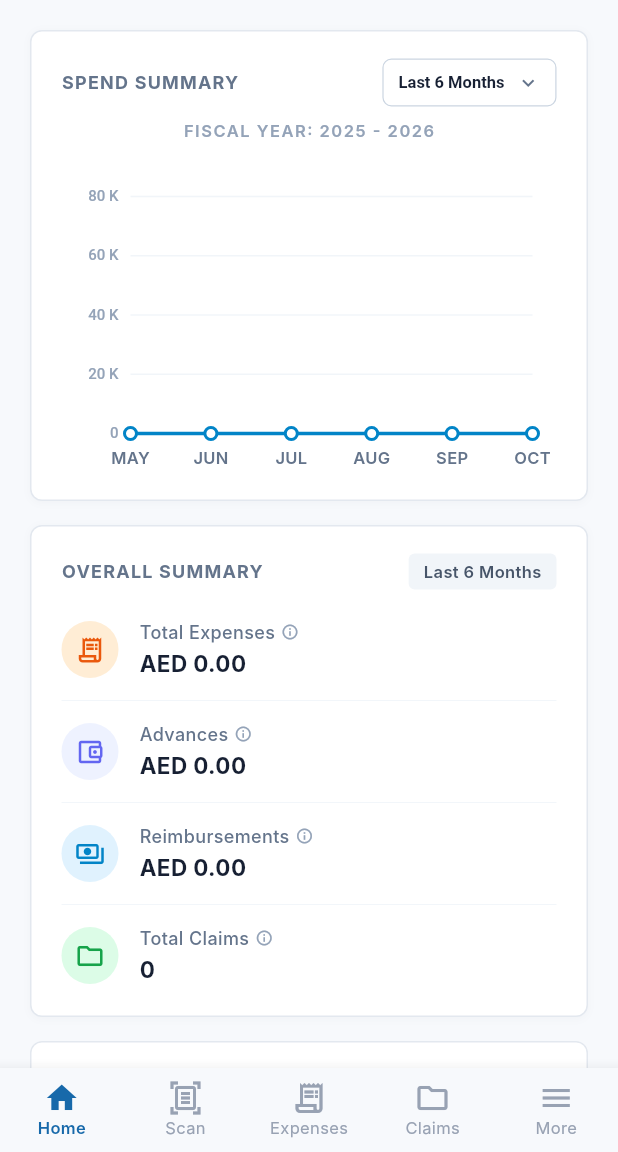
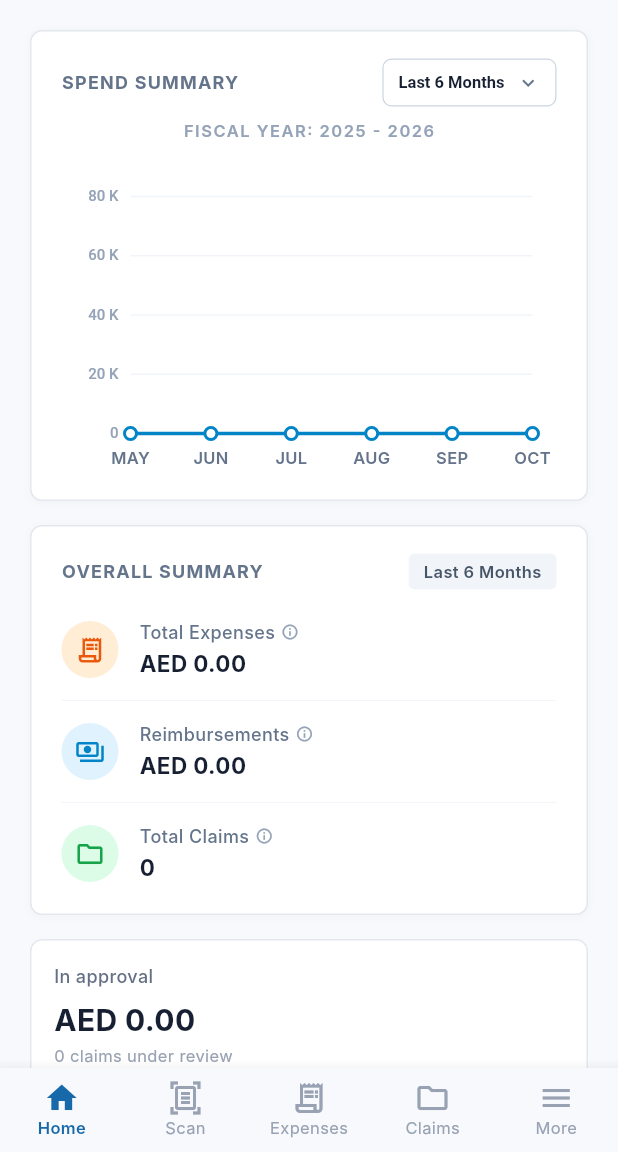
Before and after one commit to VaishalMalu-ALT-S/ASM-Expense-Reimbursement-Platform, a Flutter app: the DashboardScreen screen opened by its route, on a phone screen of 412 x 824 dp, the part 84-1236 px from its top. Run offline on Flutter 3.47's test engine with Material 3 defaults, Android fonts, the light colour scheme and no system bars; our stand-ins replace flutter_riverpod, go_router, image_picker, share_plus, supabase_flutter; missing offline and left inert: dart:html; accounts and stored records are empty; Roboto replaces fonts that are missing (Inter).

Commit message:
feat: completely remove cash advance entries from more menu and dashboard UI

```diff
--- a/mobile/lib/features/dashboard/dashboard_screen.dart
+++ b/mobile/lib/features/dashboard/dashboard_screen.dart
@@ -338,12 +338,10 @@ class _DashboardScreenState extends State<DashboardScreen> {
 
             final overallSummary = OverallSummaryCard(
               totalExpensesMinor: totalExpMinor,
-              advancesMinor: m.openAdvanceBalanceMinor,
               reimbursementsMinor: m.paidMinor,
               totalClaimsCount: _claims.length,
               periodLabel: _selectedPeriod,
               onTapExpenses: () => _go('/expenses'),
-              onTapAdvances: () => _go('/advances'),
               onTapReimbursements: () => _go('/claims'),
               onTapClaims: () => _go('/claims'),
             );
@@ -374,14 +372,23 @@ class _DashboardScreenState extends State<DashboardScreen> {
         LayoutBuilder(builder: (context, c) {
           final cols = c.maxWidth >= 900 ? 4 : (c.maxWidth >= 520 ? 2 : 1);
           final tiles = [
-            _Kpi(label: 'In approval', value: MoneyUtils.format(m.inReviewMinor), detail: '${m.inReviewCount} claims under review'),
-            _Kpi(label: 'Approved, awaiting payment', value: MoneyUtils.format(m.awaitingPaymentMinor), detail: '${m.awaitingPaymentCount} claims'),
-            _Kpi(label: 'Reimbursed', value: MoneyUtils.format(m.paidMinor), detail: '${m.paidCount} claims paid'),
             _Kpi(
-              label: 'Open cash advances',
-              value: MoneyUtils.format(m.openAdvanceBalanceMinor),
-              detail: '${m.openAdvanceCount} with unreconciled balance',
-              onTap: () => _go('/advances'),
+              label: 'In approval',
+              value: MoneyUtils.format(m.inReviewMinor),
+              detail: '${m.inReviewCount} claims under review',
+              onTap: () => _go('/claims'),
+            ),
+            _Kpi(
+              label: 'Approved, awaiting payment',
+              value: MoneyUtils.format(m.awaitingPaymentMinor),
+              detail: '${m.awaitingPaymentCount} claims',
+              onTap: () => _go('/claims'),
+            ),
+            _Kpi(
+              label: 'Reimbursed',
+              value: MoneyUtils.format(m.paidMinor),
+              detail: '${m.paidCount} claims paid',
+              onTap: () => _go('/claims'),
             ),
           ];
           return Wrap(
@@ -553,14 +560,6 @@ class _DashboardScreenState extends State<DashboardScreen> {
                   iconColor: AsmTheme.primaryNavy,
                   iconBg: const Color(0xFFE2E8F0),
                   onTap: () => _go('/claims/new'),
-                ),
-                _QuickActionTile(
-                  icon: Icons.account_balance_wallet_rounded,
-                  title: 'Cash Advance',
-                  subtitle: 'Request travel funds',
-                  iconColor: const Color(0xFF7C3AED),
-                  iconBg: const Color(0xFFF3E8FF),
-                  onTap: () => _go('/advances/new'),
                 ),
               ];
 
--- a/mobile/lib/shared/widgets/enterprise_shell.dart
+++ b/mobile/lib/shared/widgets/enterprise_shell.dart
@@ -214,7 +214,6 @@ class _EnterpriseShellState extends State<EnterpriseShell> {
                       _buildNavItem(context, Icons.receipt_long_outlined, 'Expenses', '/expenses'),
                       _buildNavItem(context, Icons.document_scanner_outlined, 'Scan Receipt', '/receipts/scan'),
                       _buildNavItem(context, Icons.folder_outlined, 'Claims', '/claims'),
-                      _buildNavItem(context, Icons.account_balance_wallet_outlined, 'Advances', '/advances'),
                       if (AuthNotifier().isManager)
                         _buildNavItem(context, Icons.approval_outlined, 'Approvals', '/approvals'),
                       if (AuthNotifier().isManagement)
@@ -351,7 +350,6 @@ class _EnterpriseShellState extends State<EnterpriseShell> {
     final auth = AuthNotifier();
     final entries = <(IconData, String, String)>[
       (Icons.add_circle_outline, 'Manual Expense (No Receipt)', '/expenses/new'),
-      (Icons.account_balance_wallet_outlined, 'Cash Advances', '/advances'),
       if (auth.isManager) (Icons.approval_outlined, 'Approvals', '/approvals'),
       if (auth.isManagement) (Icons.verified_user_outlined, 'Management Review', '/approvals/management'),
       if (auth.isFinance) (Icons.payments_outlined, 'Finance Settlement', '/finance/reimbursements'),
--- a/mobile/lib/shared/widgets/spend_summary_chart.dart
+++ b/mobile/lib/shared/widgets/spend_summary_chart.dart
@@ -514,7 +514,7 @@ class OverallSummaryCard extends StatelessWidget {
   const OverallSummaryCard({
     super.key,
     required this.totalExpensesMinor,
-    required this.advancesMinor,
+    this.advancesMinor = 0,
     required this.reimbursementsMinor,
     required this.totalClaimsCount,
     this.periodLabel = 'This Fiscal Year',
@@ -586,18 +586,7 @@ class OverallSummaryCard extends StatelessWidget {
           ),
           const Divider(height: 24, thickness: 0.6, color: Color(0xFFF1F5F9)),
 
-          // 2. Advances Row
-          _buildSummaryRow(
-            icon: Icons.account_balance_wallet_outlined,
-            iconColor: const Color(0xFF6366F1),
-            iconBgColor: const Color(0xFFEEF2FF),
-            title: 'Advances',
-            value: MoneyUtils.format(advancesMinor),
-            onTap: onTapAdvances,
-          ),
-          const Divider(height: 24, thickness: 0.6, color: Color(0xFFF1F5F9)),
-
-          // 3. Reimbursements Row
+          // 2. Reimbursements Row
           _buildSummaryRow(
             icon: Icons.payments_outlined,
             iconColor: const Color(0xFF0284C7),
```
